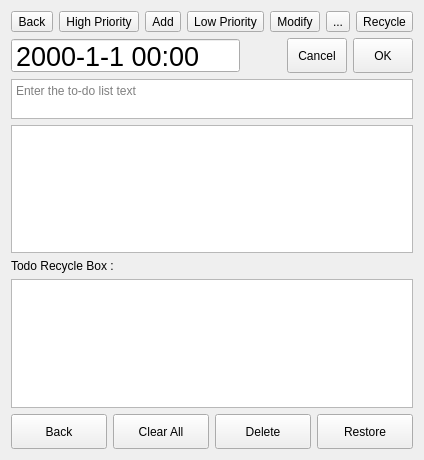
ic005k/Knot-Legacy, file src/dlgtodo.ui: the form before one commit.
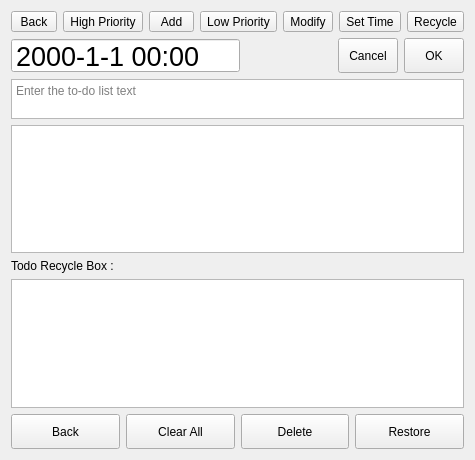
The form after the commit. Icons and pictures are not drawn.

Commit message: Additional text below the icon

What changed in the file:
```diff
--- a/src/dlgtodo.ui
+++ b/src/dlgtodo.ui
@@ -6,7 +6,7 @@
    <rect>
     <x>0</x>
     <y>0</y>
-    <width>366</width>
+    <width>475</width>
     <height>460</height>
    </rect>
   </property>
@@ -328,6 +328,9 @@
             <height>25</height>
            </size>
           </property>
+          <property name="toolButtonStyle">
+           <enum>Qt::ToolButtonTextUnderIcon</enum>
+          </property>
          </widget>
         </item>
         <item>
@@ -357,6 +360,9 @@
             <height>25</height>
            </size>
           </property>
+          <property name="toolButtonStyle">
+           <enum>Qt::ToolButtonTextUnderIcon</enum>
+          </property>
          </widget>
         </item>
         <item>
@@ -386,6 +392,9 @@
             <height>25</height>
            </size>
           </property>
+          <property name="toolButtonStyle">
+           <enum>Qt::ToolButtonTextUnderIcon</enum>
+          </property>
          </widget>
         </item>
         <item>
@@ -415,6 +424,9 @@
             <height>25</height>
            </size>
           </property>
+          <property name="toolButtonStyle">
+           <enum>Qt::ToolButtonTextUnderIcon</enum>
+          </property>
          </widget>
         </item>
         <item>
@@ -444,6 +456,9 @@
             <height>25</height>
            </size>
           </property>
+          <property name="toolButtonStyle">
+           <enum>Qt::ToolButtonTextUnderIcon</enum>
+          </property>
          </widget>
         </item>
         <item>
@@ -461,7 +476,7 @@
            </size>
           </property>
           <property name="text">
-           <string>...</string>
+           <string>Set Time</string>
           </property>
           <property name="icon">
            <iconset resource="../res.qrc">
@@ -473,6 +488,9 @@
             <height>25</height>
            </size>
           </property>
+          <property name="toolButtonStyle">
+           <enum>Qt::ToolButtonTextUnderIcon</enum>
+          </property>
          </widget>
         </item>
         <item>
@@ -502,6 +520,9 @@
             <height>25</height>
            </size>
           </property>
+          <property name="toolButtonStyle">
+           <enum>Qt::ToolButtonTextUnderIcon</enum>
+          </property>
          </widget>
         </item>
        </layout>
```
The commit also changes 5 other files.
